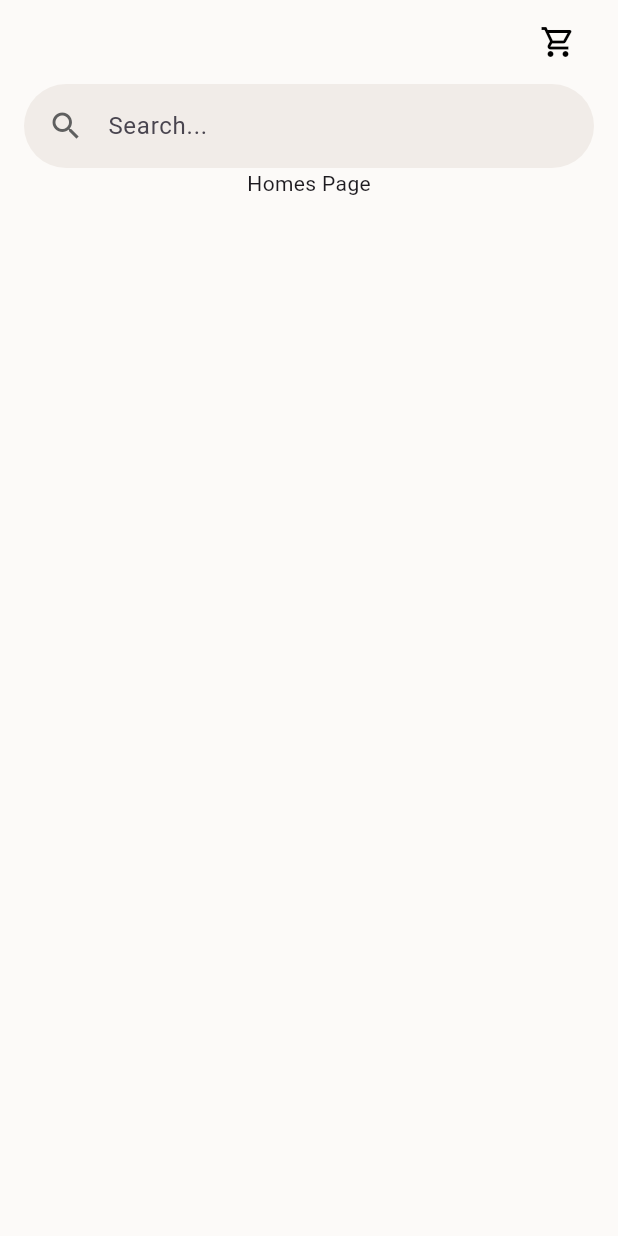
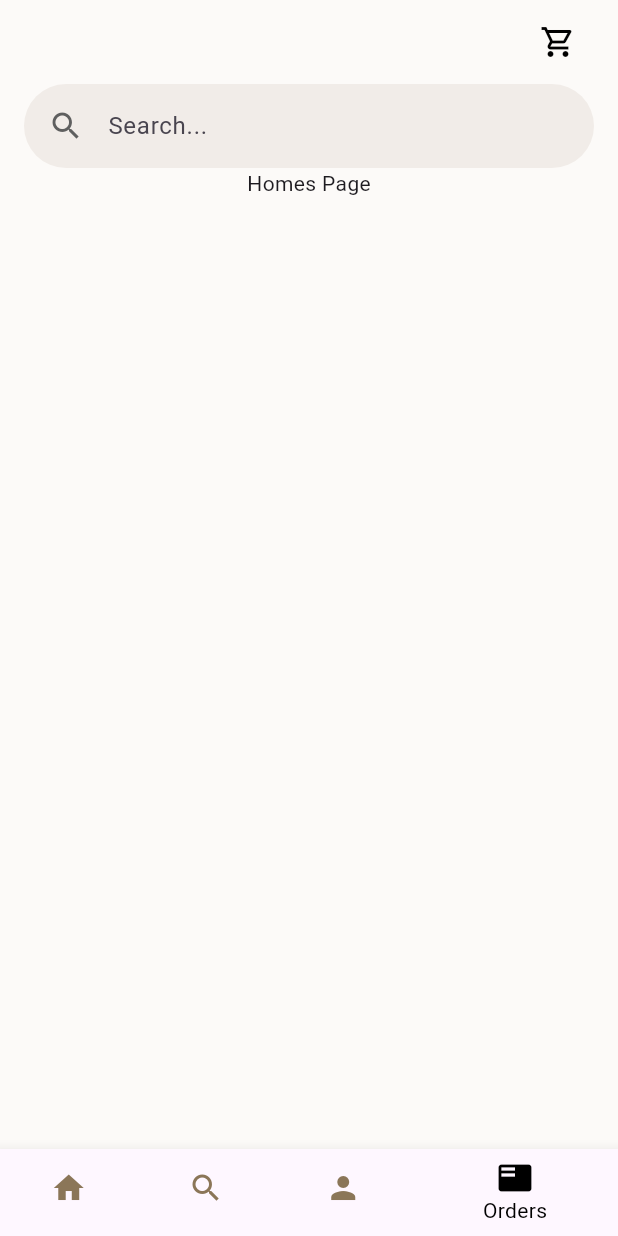
Before and after one commit to kavindus0/yummycakes, a Flutter app: the SignInOr screen opened directly, after a tap on "Sign In", on a phone screen of 412 x 824 dp. Run offline on Flutter 3.47's test engine with Material 3 defaults, Android fonts, the phone set to English and light mode, and no system bars; our stand-ins replace google_fonts.

Commit message:
- change State of home page - added BottomNavigationBar and It's Items, - Customize BottomNavigationBar - Change Theme Of HomePage

```diff
--- a/lib/homePage/init.dart
+++ b/lib/homePage/init.dart
@@ -1,13 +1,48 @@
 import 'package:flutter/material.dart';
 
-class HomePageScreen extends StatelessWidget {
+class HomePageScreen extends StatefulWidget {
   const HomePageScreen({super.key});
 
+  @override
+  State<HomePageScreen> createState() => _HomePageScreenState();
+}
+
+class _HomePageScreenState extends State<HomePageScreen> {
+  int index = 0;
   @override
   Widget build(BuildContext context) {
     return MaterialApp(
       debugShowCheckedModeBanner: true,
       home: Scaffold(
+        bottomNavigationBar: BottomNavigationBar(
+          currentIndex: 3,
+          selectedLabelStyle: TextStyle(color: Colors.black),
+          selectedItemColor: Colors.black,
+          unselectedItemColor: const Color(0xFF8B7658),
+          unselectedLabelStyle: const TextStyle(
+            color: Color(0xFF8B7658),
+          ),
+          items: const <BottomNavigationBarItem>[
+            BottomNavigationBarItem(
+              icon: Icon(
+                Icons.home,
+              ),
+              label: 'Home',
+            ),
+            BottomNavigationBarItem(
+              icon: Icon(Icons.search),
+              label: 'Search',
+            ),
+            BottomNavigationBarItem(
+              icon: Icon(Icons.person),
+              label: 'Profile',
+            ),
+            BottomNavigationBarItem(
+              icon: Icon(Icons.featured_play_list),
+              label: 'Orders',
+            ),
+          ],
+        ),
         backgroundColor: const Color.fromARGB(255, 252, 250, 248),
         appBar: AppBar(
           backgroundColor: const Color.fromARGB(255, 252, 250, 248),
```
